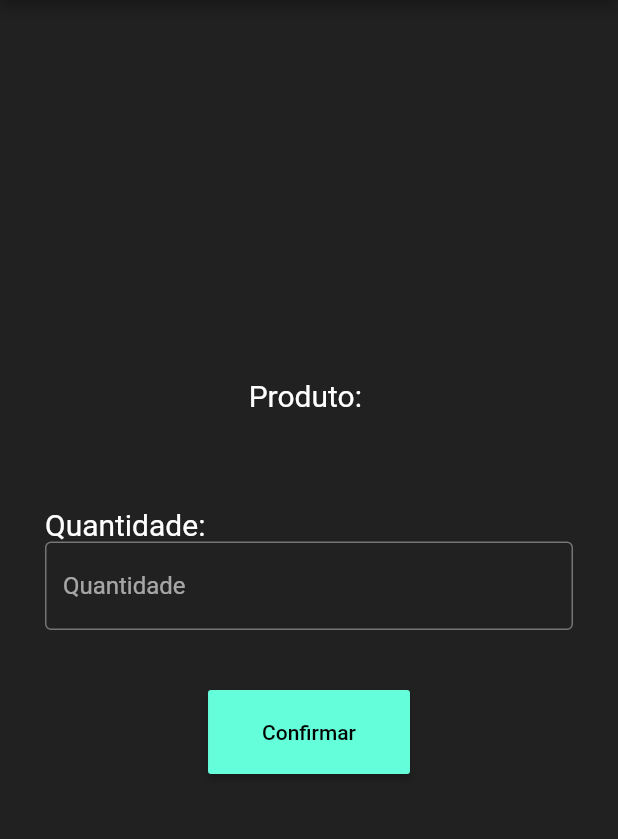
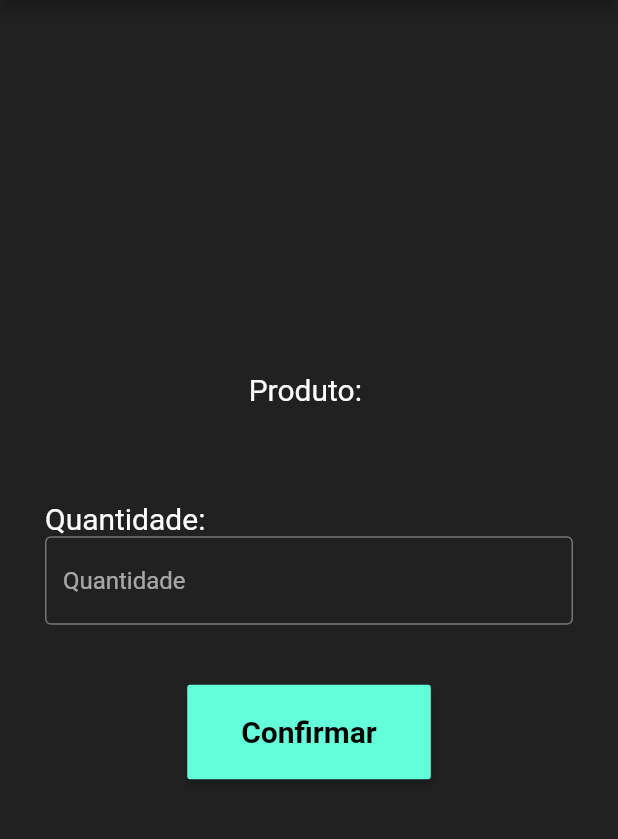
Before and after one commit to RichardCLopes/QRCode_Reader, a Flutter app: the screen it shows after launch, after a tap on "Validar", on a phone screen of 412 x 824 dp, the part 84-923 px from its top. Run offline on Flutter 3.47's test engine with Material 2 defaults, Android fonts, the light colour scheme and no system bars; missing offline and left inert: flutter_barcode_scanner.

Commit message:
Update no RaiseButton

```diff
--- a/lib/pages/confirminsertion.dart
+++ b/lib/pages/confirminsertion.dart
@@ -32,7 +32,10 @@ class _ConfirmInsertionState extends State<ConfirmInsertion> {
             SizedBox(height: 40),
             RaisedButton(
               padding: EdgeInsets.symmetric(vertical: 20, horizontal: 36),
-              child: Text('Confirmar'),
+              child: Text(
+                'Confirmar',
+                style: TextStyle(fontSize: 20, fontWeight: FontWeight.w600),
+              ),
               color: Colors.tealAccent,
               textColor: Colors.black,
               onPressed: () {
```
